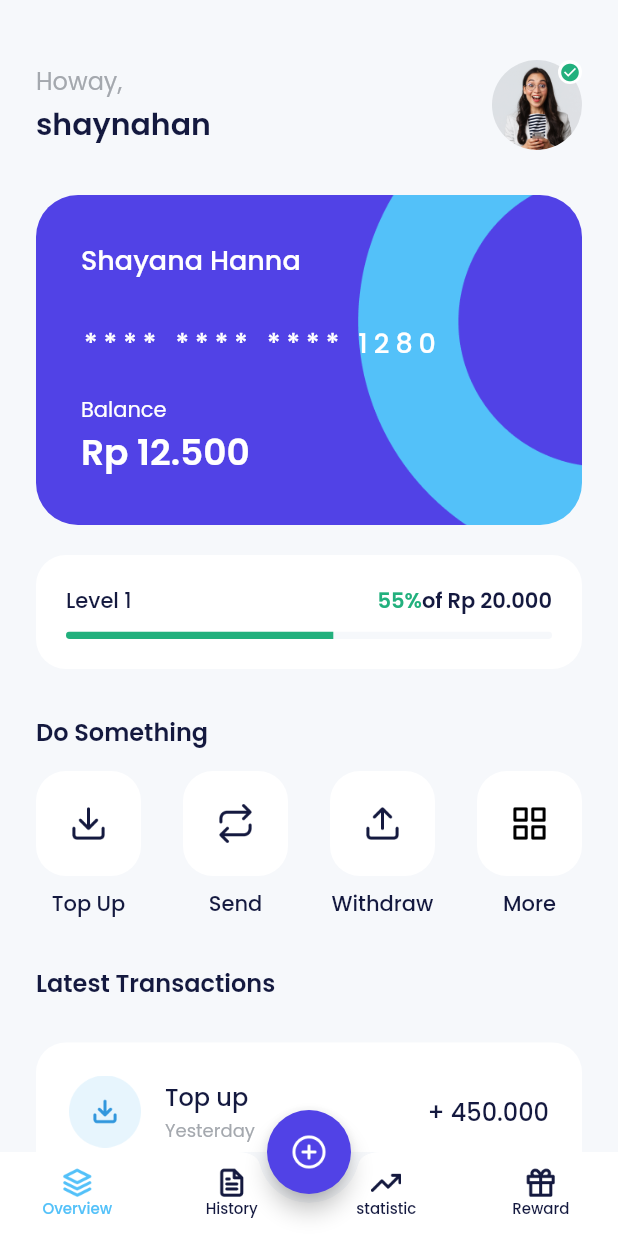
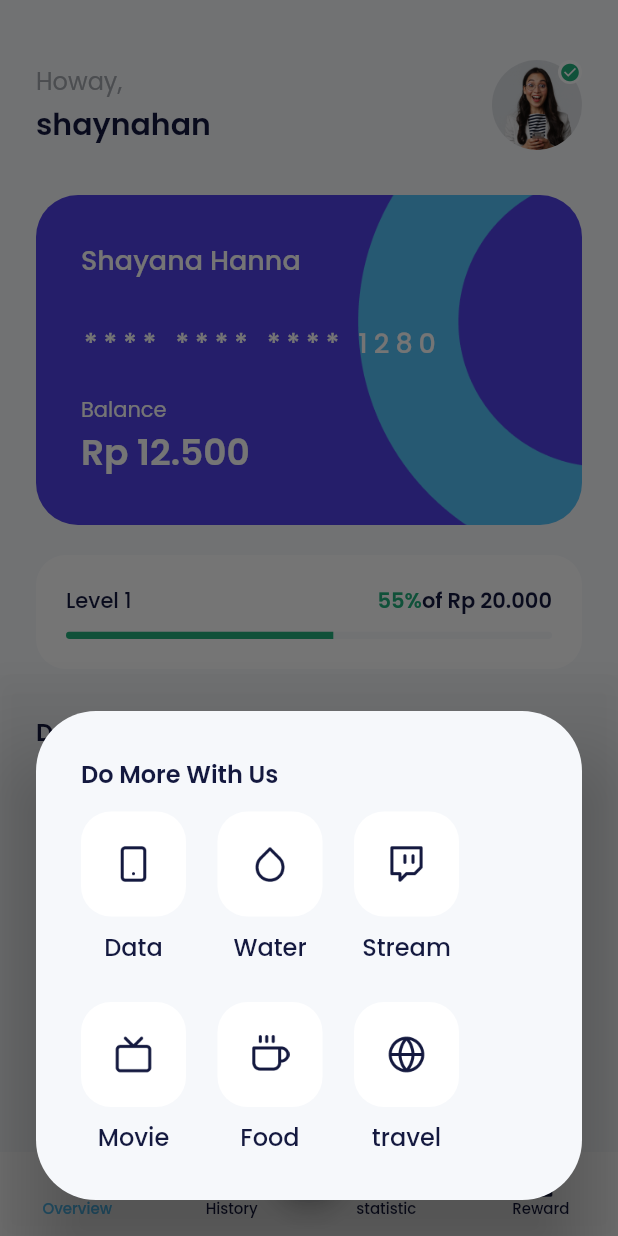
Before and after one commit to hanjarraes/e_wallet_mobile_apps, a Flutter app: the HomePage screen opened by its route, after a tap on "More", on a phone screen of 412 x 824 dp. Run offline on Flutter 3.47's test engine with Material 2 defaults, Android fonts, the phone set to English and light mode, and no system bars; our stand-ins replace another_flushbar, carousel_slider, google_fonts.

Commit message:
create Method and Custom Alert

```diff
--- a/lib/main.dart
+++ b/lib/main.dart
@@ -1,4 +1,7 @@
 import 'package:e_wallet_mobile_apps/shared/theme.dart';
+import 'package:e_wallet_mobile_apps/ui/pages/data_package_page.dart';
+import 'package:e_wallet_mobile_apps/ui/pages/data_provider_page.dart';
+import 'package:e_wallet_mobile_apps/ui/pages/data_success.dart';
 import 'package:e_wallet_mobile_apps/ui/pages/home_page.dart';
 import 'package:e_wallet_mobile_apps/ui/pages/onbourding_page.dart';
 import 'package:e_wallet_mobile_apps/ui/pages/pin_page.dart';
@@ -65,6 +68,9 @@ class MyApp extends StatelessWidget{
         '/transfer_page': (context) => const TransferPage(),
         '/transfer_amount': (context) => const TransferAmountPage(),
         '/transfer_success': (context) => const TransferSuccessPage(),
+        '/data-provider': (context) => const DataProviderPage(),
+        '/data-package': (context) => const DataPackagePage(),
+        '/data_success': (context) => const DataSuccessPage(),
       },
     );
   }
--- /dev/null
+++ b/lib/shared/shared_methods.dart
@@ -0,0 +1,24 @@
+import 'package:another_flushbar/flushbar.dart';
+import 'package:e_wallet_mobile_apps/shared/theme.dart';
+import 'package:flutter/cupertino.dart';
+import 'package:intl/intl.dart';
+
+void showCustomSnackbar(BuildContext context, String message) {
+  Flushbar(
+    message: message,
+    flushbarPosition: FlushbarPosition.TOP,
+    backgroundColor: redColor,
+    duration: Duration(seconds: 2),
+  ).show(context);
+}
+
+String formatCurrency(
+  num number, {
+  String symbol = 'Rp ',
+}) {
+  return NumberFormat.currency(
+    locale: 'id',
+    symbol: symbol,
+    decimalDigits: 0,
+  ).format(number);
+}
--- a/lib/shared/theme.dart
+++ b/lib/shared/theme.dart
@@ -7,6 +7,7 @@ Color grayColor = const Color(0xffA4A8AE);
 Color blueColor = const Color(0xff53C1F9);
 Color purpleColor = const Color(0xff5142E6);
 Color greenColor = const Color(0xff22B07D);
+Color redColor = const Color(0xffff2566);
 Color numberBackgroundColor = const Color(0xff1A1D2E);
 Color lightBackgroundColor = const Color(0xffF6F8FB);
 Color darkBackgroundColor = const Color(0xff020518);
--- a/lib/ui/pages/home_page.dart
+++ b/lib/ui/pages/home_page.dart
@@ -1,3 +1,4 @@
+import 'package:e_wallet_mobile_apps/shared/shared_methods.dart';
 import 'package:e_wallet_mobile_apps/shared/theme.dart';
 import 'package:e_wallet_mobile_apps/ui/widgets/home_latest_transaction_item.dart';
 import 'package:e_wallet_mobile_apps/ui/widgets/home_tips_item.dart';
@@ -201,7 +202,7 @@ class HomePage extends StatelessWidget {
             style: whiteTextStyle,
           ),
           Text(
-            'Rp 12.500',
+            formatCurrency(12500),
             style: whiteTextStyle.copyWith(
               fontSize: 24,
               fontWeight: semiBold,
@@ -240,7 +241,7 @@ class HomePage extends StatelessWidget {
                 ),
               ),
               Text(
-                'of Rp 20.000',
+                'of ${formatCurrency(20000)}',
                 style: blackTextStyle.copyWith(
                   fontWeight: semiBold,
                 ),
@@ -307,7 +308,12 @@ class HomePage extends StatelessWidget {
               HoveServicesItem(
                 iconUrl: 'assets/ic_more.png',
                 title: 'More',
-                onTap: () {},
+                onTap: () {
+                  showDialog(
+                    context: context,
+                    builder: (context) => const MoreDialog(),
+                  );
+                },
               ),
             ],
           )
@@ -344,36 +350,36 @@ class HomePage extends StatelessWidget {
               color: whiteColor,
             ),
             child: Column(
-              children: const [
+              children: [
                 HomeLatestTransactionItem(
                   iconUrl: 'assets/ic_transaction_cat1.png',
                   title: 'Top up',
                   time: 'Yesterday',
-                  value: '+ 450.000',
+                  value: '+ ${formatCurrency(1450000, symbol: '')}',
                 ),
                 HomeLatestTransactionItem(
                   iconUrl: 'assets/ic_transaction_cat2.png',
                   title: 'Cashback',
                   time: 'Sep 11',
-                  value: '+ 22.000',
+                  value: '+ ${formatCurrency(22000, symbol: '')}',
                 ),
                 HomeLatestTransactionItem(
                   iconUrl: 'assets/ic_transaction_cat3.png',
                   title: 'Withdraw',
                   time: 'Sep 2',
-                  value: '- 5.000',
+                  value: '- ${formatCurrency(5000, symbol: '')}',
                 ),
                 HomeLatestTransactionItem(
                   iconUrl: 'assets/ic_transaction_cat4.png',
                   title: 'Transfer',
                   time: 'Aug 27',
-                  value: '- 124.500',
+                  value: '- ${formatCurrency(124500, symbol: '')}',
                 ),
                 HomeLatestTransactionItem(
                   iconUrl: 'assets/ic_transaction_cat5.png',
                   title: 'Electric',
                   time: 'Feb 18',
-                  value: '- 12.300.000',
+                  value: '- ${formatCurrency(12500000, symbol: '')}',
                 ),
               ],
             ),
@@ -447,10 +453,7 @@ class HomePage extends StatelessWidget {
           const SizedBox(
             height: 14,
           ),
-          Wrap(
-            spacing: 2,
-            runSpacing: 18,
-            children: const [
+          Wrap(spacing: 2, runSpacing: 18, children: const [
             HomeTipsItem(
               imageUrl: 'assets/ing_tips1.png',
               tittle: 'Best tips for using a credit card',
@@ -471,11 +474,87 @@ class HomePage extends StatelessWidget {
               tittle: 'Save more penny buy this instead',
               url: 'https://www.google.com',
             ),
-            ]
-          ),
+          ]),
         ],
       ),
     );
   }
+}
 
+class MoreDialog extends StatelessWidget {
+  const MoreDialog({Key? key}) : super(key: key);
+
+  @override
+  Widget build(BuildContext context) {
+    return AlertDialog(
+      backgroundColor: Colors.transparent,
+      insetPadding: EdgeInsets.zero,
+      alignment: Alignment.bottomCenter,
+      content: Container(
+        height: 326,
+        width: MediaQuery.of(context).size.width,
+        padding: const EdgeInsets.all(30),
+        decoration: BoxDecoration(
+          borderRadius: BorderRadius.circular(40),
+          color: lightBackgroundColor,
+        ),
+        child: Column(
+          crossAxisAlignment: CrossAxisAlignment.start,
+          children: [
+            Text(
+              'Do More With Us',
+              style: blackTextStyle.copyWith(
+                fontWeight: semiBold,
+                fontSize: 16,
+              ),
+            ),
+            const SizedBox(
+              height: 13,
+            ),
+            Wrap(
+              spacing: 21,
+              runSpacing: 25,
+              children: [
+                HoveServicesItem(
+                  iconUrl: 'assets/ic_product_data.png',
+                  title: 'Data',
+                  onTap: () {
+                    Navigator.pushNamed(
+                      context,
+                      '/data-provider',
+                    );
+                  },
+                ),
+                HoveServicesItem(
+                  iconUrl: 'assets/ic_product_Water.png',
+                  title: 'Water',
+                  onTap: () {},
+                ),
+                HoveServicesItem(
+                  iconUrl: 'assets/ic_product_stream.png',
+                  title: 'Stream',
+                  onTap: () {},
+                ),
+                HoveServicesItem(
+                  iconUrl: 'assets/ic_product_movie.png',
+                  title: 'Movie',
+                  onTap: () {},
+                ),
+                HoveServicesItem(
+                  iconUrl: 'assets/ic_product_food.png',
+                  title: 'Food',
+                  onTap: () {},
+                ),
+                HoveServicesItem(
+                  iconUrl: 'assets/ic_product_travel.png',
+                  title: 'travel',
+                  onTap: () {},
+                ),
+              ],
+            )
+          ],
+        ),
+      ),
+    );
   }
+}
--- a/pubspec.yaml
+++ b/pubspec.yaml
@@ -44,6 +44,7 @@ dev_dependencies:
   google_fonts: ^2.3.0
   carousel_slider: ^4.1.1
   url_launcher: ^6.1.7
+  another_flushbar: ^1.12.29
 
   # The "flutter_lints" package below contains a set of recommended lints to
   # encourage good coding practices. The lint set provided by the package is
```
Also changed, not shown: lib/ui/pages/data_package_page.dart (added, +90 -0 lines), lib/ui/pages/data_provider_page.dart (added, +114 -0 lines), lib/ui/pages/data_success.dart (added, +52 -0 lines), lib/ui/pages/pin_page.dart (+8 -2 lines), lib/ui/widgets/data_provider_item.dart (added, +66 -0 lines), lib/ui/widgets/package_item.dart (added, +58 -0 lines), pubspec.lock. Lines whose indentation alone changed are shown as unchanged.
